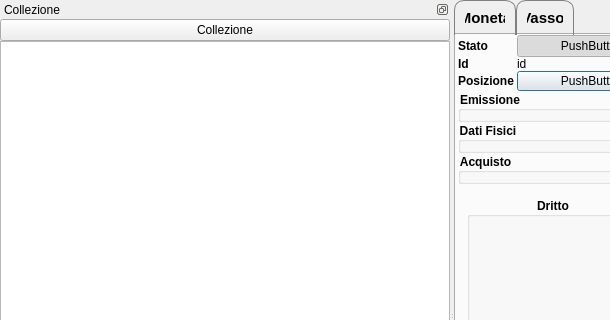
The window that GestCollOnQt/GUI/Moneta/Moneta/monetaform.ui (mirkoviviani76/gestcoll) describes before a commit, drawn with Qt 5; both pictures show x 0 to 610 and y 0 to 320 of the 1003 by 642 pixel window.
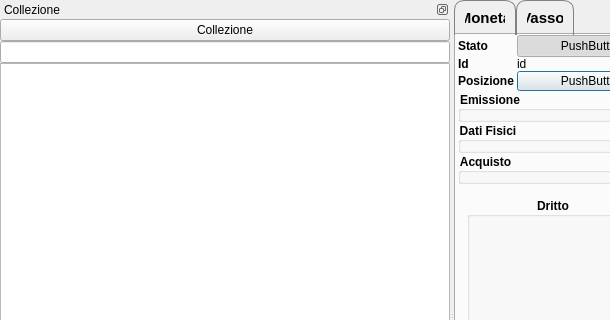
The same window after the commit. Icons and pictures are not drawn. Custom widgets are drawn as their Qt base class.

```diff
--- a/GestCollOnQt/GUI/Moneta/Moneta/monetaform.ui
+++ b/GestCollOnQt/GUI/Moneta/Moneta/monetaform.ui
@@ -49,7 +49,7 @@
       <property name="minimumSize">
        <size>
         <width>450</width>
-        <height>117</height>
+        <height>137</height>
        </size>
       </property>
       <property name="floating">
@@ -98,6 +98,9 @@
           </property>
          </widget>
         </item>
+        <item>
+         <widget class="QLineEdit" name="filter"/>
+        </item>
         <item>
          <widget class="QTableView" name="itemList">
           <property name="sizePolicy">
```
